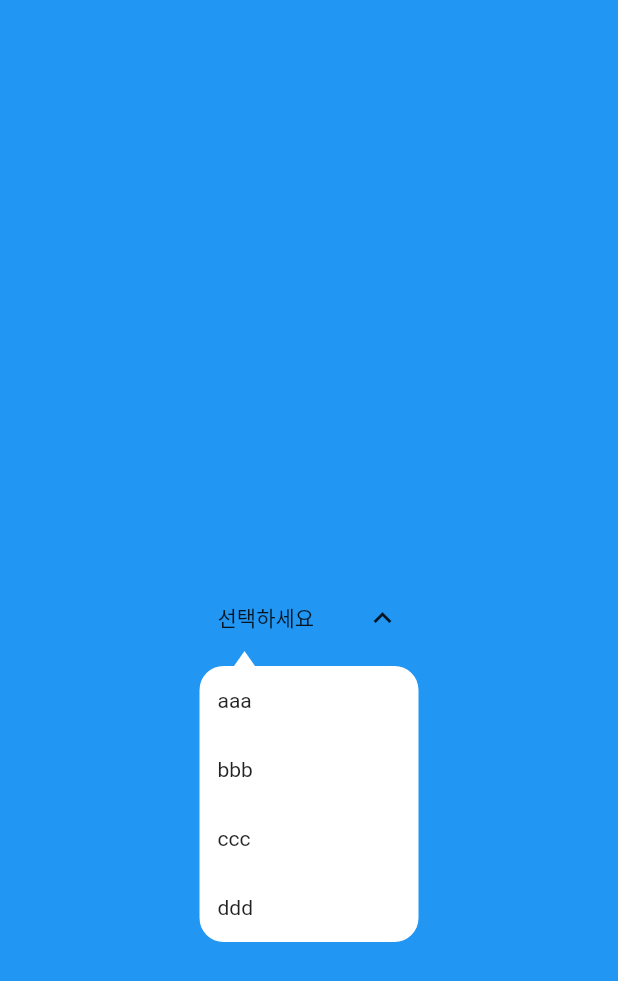
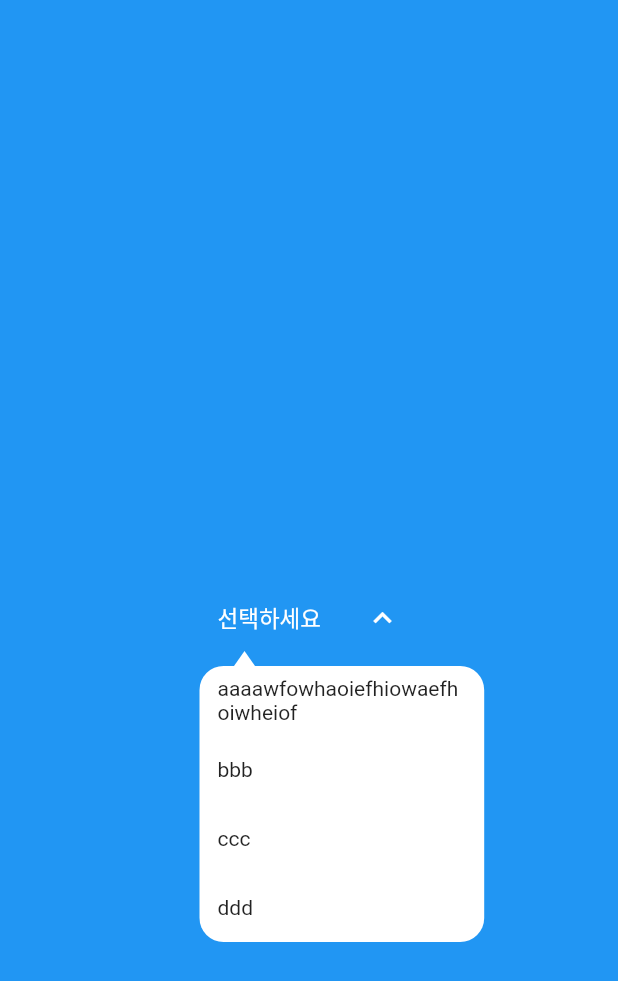
Before and after one commit to sejun2/sejun_dropdown, a Flutter app: the screen it shows after launch, after a tap on "선택하세요", on a phone screen of 412 x 824 dp. Shown: the top 981 px of the screen. Run offline on Flutter 3.47's test engine with Material 2 defaults, Android fonts, the phone set to English and light mode, and no system bars; our stand-ins replace animated_custom_dropdown.

Commit message:
feat: hintTextColor customizable. splash color to transparent

```diff
--- a/lib/main.dart
+++ b/lib/main.dart
@@ -37,7 +37,8 @@ class _MyHomePageState extends State<MyHomePage> {
       backgroundColor: Colors.blue,
       body: SafeArea(
         child: RnDropdown(
-            dropdownItemList: const ['aaa', 'bbb', 'ccc', 'ddd'],
+            dropdownItemList: const ['aaaawfowhaoiefhiowaefhoiwheiof', 'bbb',
+            'ccc', 'ddd'],
             hintText: '선택하세요'),
       ),
     );
--- a/lib/rn_dropdown.dart
+++ b/lib/rn_dropdown.dart
@@ -9,16 +9,22 @@ class RnDropdown extends StatefulWidget {
       this.buttonHeight = 46.0,
       required this.dropdownItemList,
       required this.hintText,
+      this.hintTextStyle,
+      this.iconColor,
       this.dropdownCallback})
-      : super(key: key);
+      : super(key: key) {
+    iconColor ??= Colors.white;
+    hintTextStyle ??= TextStyle(color: Colors.white, fontSize: 15);
+  }
 
   DropdownCallback? dropdownCallback;
 
   double? buttonWidth;
   double? buttonHeight;
-
+  TextStyle? hintTextStyle;
   final String hintText;
   final List dropdownItemList;
+  Color? iconColor;
 
   @override
   State<RnDropdown> createState() => _RnDropdownState();
@@ -51,6 +57,11 @@ class _RnDropdownState extends State<RnDropdown> {
             CompositedTransformTarget(
               link: _layerLink,
               child: InkWell(
+                focusColor: Colors.transparent,
+                hoverColor: null,
+                overlayColor: null,
+                highlightColor: Colors.transparent,
+                splashColor: Colors.transparent,
                   borderRadius: const BorderRadius.all(Radius.circular(16)),
                   onTap: () {
                     setState(() {
@@ -75,25 +86,23 @@ class _RnDropdownState extends State<RnDropdown> {
   AnimatedContainer buildMainButton() {
     return AnimatedContainer(
       padding: const EdgeInsets.symmetric(horizontal: 12),
-      decoration: const BoxDecoration(
-          // borderRadius: isShowing
-          //     ? const BorderRadius.only(
-          //         topRight: Radius.circular(14), topLeft: Radius.circular(14))
-          //     : const BorderRadius.all(Radius.circular(14)),
-          // border: Border.all(
-          //     width: 1,
-          //     style: BorderStyle.solid,
-          //     color: Colors.grey.withOpacity(0.6)),
-          ),
       width: widget.buttonWidth,
       height: widget.buttonHeight,
       duration: const Duration(milliseconds: 100),
       child: Row(
         mainAxisAlignment: MainAxisAlignment.spaceBetween,
         children: [
-          Text(_selectedItem),
+          Flexible(
+              child: Text(
+            _selectedItem,
+            style: widget.hintTextStyle,
+            overflow: TextOverflow.ellipsis,
+          )),
           AnimatedRotation(
-            child: const Icon(Icons.keyboard_arrow_down),
+            child: Icon(
+              Icons.keyboard_arrow_down,
+              color: widget.iconColor,
+            ),
             duration: const Duration(milliseconds: 140),
             turns: isShowing ? 0.5 : 0,
           ),
@@ -106,7 +115,7 @@ class _RnDropdownState extends State<RnDropdown> {
     return OverlayEntry(builder: (ctx) {
       return Positioned(
         key: scaffoldKey,
-        width: widget.buttonWidth,
+        width: widget.buttonWidth! * 1.3,
         child: CompositedTransformFollower(
             offset: Offset(0, widget.buttonHeight! - 1),
             link: _layerLink,
@@ -157,9 +166,12 @@ class _RnDropdownState extends State<RnDropdown> {
                                         setState(() {
                                           _selectedItem = selectedItem;
                                           if (widget.dropdownCallback != null) {
-                                        widget
-                                            .dropdownCallback!(selectedItem);
+                                            widget.dropdownCallback!(
+                                                selectedItem);
                                           }
+                                          _overlayEntry?.remove();
+                                          _overlayEntry = null;
+                                          isShowing = !isShowing;
                                         });
                                       },
                                     ))
```
Lines whose indentation alone changed are shown as unchanged.
